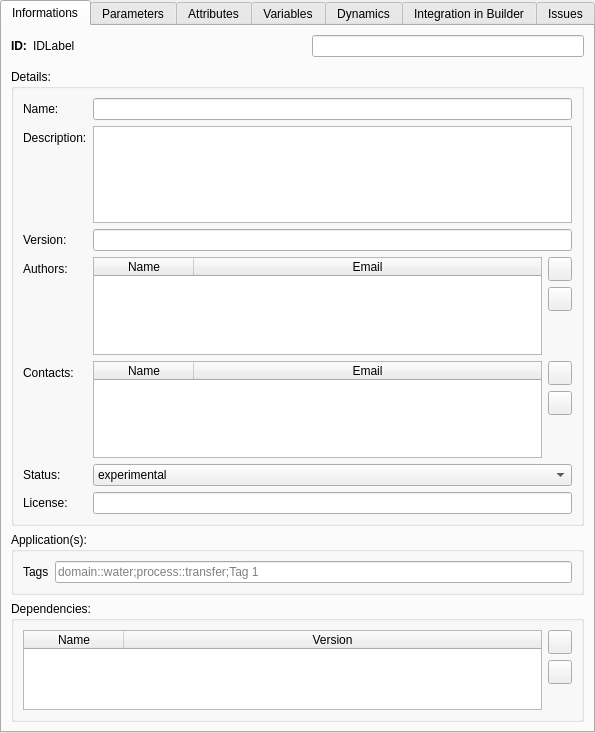
OpenFLUID/openfluid, file src/openfluid/ui/common/SignatureEditorWidget.ui: the form before one commit.
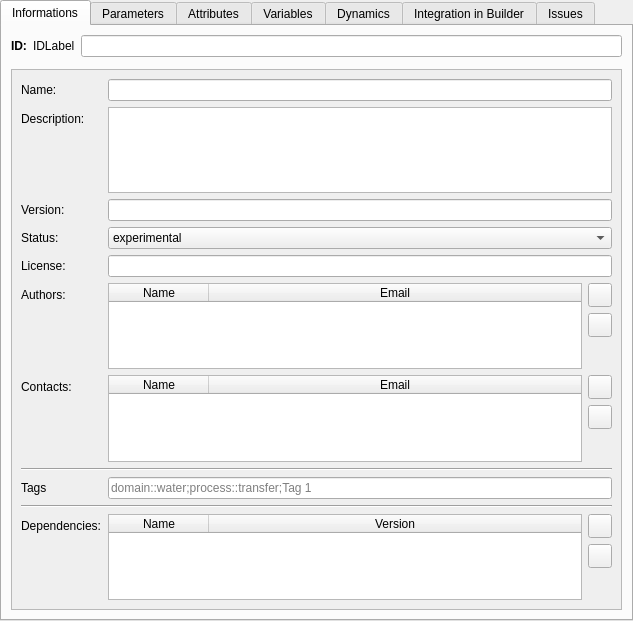
The form after the commit. Custom widgets are drawn as their Qt base class.

Commit message: Ware signature UI improvements

```diff
--- a/src/openfluid/ui/common/SignatureEditorWidget.ui
+++ b/src/openfluid/ui/common/SignatureEditorWidget.ui
@@ -6,8 +6,8 @@
    <rect>
     <x>0</x>
     <y>0</y>
-    <width>595</width>
-    <height>733</height>
+    <width>633</width>
+    <height>621</height>
    </rect>
   </property>
   <property name="windowTitle">
@@ -25,7 +25,7 @@
      <number>6</number>
     </property>
     <item>
-     <layout class="QHBoxLayout" name="horizontalLayout_7" stretch="0,1,1">
+     <layout class="QHBoxLayout" name="horizontalLayout_7" stretch="0,0,1,0">
       <item>
        <widget class="QLabel" name="label">
         <property name="font">
@@ -49,6 +49,19 @@
       <item>
        <widget class="QLineEdit" name="IDEdit"/>
       </item>
+      <item>
+       <spacer name="horizontalSpacer_3">
+        <property name="orientation">
+         <enum>Qt::Horizontal</enum>
+        </property>
+        <property name="sizeHint" stdset="0">
+         <size>
+          <width>0</width>
+          <height>20</height>
+         </size>
+        </property>
+       </spacer>
+      </item>
      </layout>
     </item>
     <item>
@@ -68,49 +81,97 @@
      </spacer>
     </item>
     <item>
-     <widget class="QGroupBox" name="groupBox_2">
-      <property name="title">
-       <string>Details:</string>
+     <widget class="QScrollArea" name="scrollArea">
+      <property name="widgetResizable">
+       <bool>true</bool>
       </property>
-      <layout class="QFormLayout" name="formLayout">
-       <item row="1" column="0">
+      <widget class="QWidget" name="scrollAreaWidgetContents">
+       <property name="geometry">
+        <rect>
+         <x>0</x>
+         <y>0</y>
+         <width>595</width>
+         <height>537</height>
+        </rect>
+       </property>
+       <layout class="QFormLayout" name="formLayout_2">
+        <item row="0" column="0">
         <widget class="QLabel" name="label_2">
          <property name="text">
           <string>Name:</string>
          </property>
         </widget>
        </item>
-       <item row="1" column="1">
+        <item row="0" column="1">
         <widget class="QLineEdit" name="NameEdit"/>
        </item>
-       <item row="5" column="0">
+        <item row="1" column="0">
         <widget class="QLabel" name="label_5">
          <property name="text">
           <string>Description:</string>
          </property>
         </widget>
        </item>
-       <item row="5" column="1">
+        <item row="1" column="1">
         <widget class="QTextEdit" name="DescriptionEdit"/>
        </item>
-       <item row="9" column="0">
+        <item row="2" column="0">
         <widget class="QLabel" name="label_3">
          <property name="text">
           <string>Version:</string>
          </property>
         </widget>
        </item>
-       <item row="9" column="1">
+        <item row="2" column="1">
         <widget class="QLineEdit" name="VersionEdit"/>
        </item>
-       <item row="11" column="0">
+        <item row="3" column="0">
+         <widget class="QLabel" name="label_4">
+          <property name="text">
+           <string>Status:</string>
+          </property>
+         </widget>
+        </item>
+        <item row="3" column="1">
+         <widget class="openfluid::ui::common::FocusWheelComboBox" name="StatusComboBox">
+          <property name="focusPolicy">
+           <enum>Qt::TabFocus</enum>
+          </property>
+          <item>
+           <property name="text">
+            <string>experimental</string>
+           </property>
+          </item>
+          <item>
+           <property name="text">
+            <string>beta</string>
+           </property>
+          </item>
+          <item>
+           <property name="text">
+            <string>stable</string>
+           </property>
+          </item>
+         </widget>
+        </item>
+        <item row="4" column="0">
+         <widget class="QLabel" name="label_8">
+          <property name="text">
+           <string>License:</string>
+          </property>
+         </widget>
+        </item>
+        <item row="4" column="1">
+         <widget class="QLineEdit" name="LicenseEdit"/>
+        </item>
+        <item row="5" column="0">
         <widget class="QLabel" name="label_6">
          <property name="text">
           <string>Authors:</string>
          </property>
         </widget>
        </item>
-       <item row="11" column="1">
+        <item row="5" column="1">
         <layout class="QHBoxLayout" name="horizontalLayout_2">
          <item>
           <widget class="QTableWidget" name="AuthorsTableWidget">
@@ -210,14 +271,14 @@
          </item>
         </layout>
        </item>
-       <item row="15" column="0">
+        <item row="6" column="0">
         <widget class="QLabel" name="label_9">
          <property name="text">
           <string>Contacts:</string>
          </property>
         </widget>
        </item>
-       <item row="15" column="1">
+        <item row="6" column="1">
         <layout class="QHBoxLayout" name="horizontalLayout_8">
          <item>
           <widget class="QTableWidget" name="ContactsTableWidget">
@@ -317,78 +378,42 @@
          </item>
         </layout>
        </item>
-       <item row="16" column="0">
-        <widget class="QLabel" name="label_4">
-         <property name="text">
-          <string>Status:</string>
+        <item row="9" column="0" colspan="2">
+         <widget class="Line" name="line">
+          <property name="orientation">
+           <enum>Qt::Horizontal</enum>
          </property>
         </widget>
        </item>
-       <item row="16" column="1">
-        <widget class="QComboBox" name="StatusComboBox">
-         <item>
-          <property name="text">
-           <string>experimental</string>
-          </property>
-         </item>
-         <item>
-          <property name="text">
-           <string>beta</string>
-          </property>
-         </item>
-         <item>
-          <property name="text">
-           <string>stable</string>
-          </property>
-         </item>
-        </widget>
-       </item>
-       <item row="18" column="0">
-        <widget class="QLabel" name="label_8">
-         <property name="text">
-          <string>License:</string>
-         </property>
-        </widget>
-       </item>
-       <item row="18" column="1">
-        <widget class="QLineEdit" name="LicenseEdit"/>
-       </item>
-      </layout>
-     </widget>
-    </item>
-    <item>
-     <widget class="QGroupBox" name="groupBox">
-      <property name="title">
-       <string>Application(s):</string>
-      </property>
-      <layout class="QFormLayout" name="formLayout_3">
-       <property name="fieldGrowthPolicy">
-        <enum>QFormLayout::ExpandingFieldsGrow</enum>
-       </property>
-       <item row="0" column="0">
+        <item row="10" column="0">
         <widget class="QLabel" name="label_7">
          <property name="text">
           <string>Tags</string>
          </property>
         </widget>
        </item>
-       <item row="0" column="1">
+        <item row="10" column="1">
         <widget class="QLineEdit" name="TagsEdit">
          <property name="placeholderText">
           <string>domain::water;process::transfer;Tag 1</string>
          </property>
         </widget>
        </item>
-      </layout>
-     </widget>
-    </item>
-    <item>
-     <widget class="QGroupBox" name="groupBox_4">
-      <property name="title">
+        <item row="11" column="0" colspan="2">
+         <widget class="Line" name="line_2">
+          <property name="orientation">
+           <enum>Qt::Horizontal</enum>
+          </property>
+         </widget>
+        </item>
+        <item row="12" column="0">
+         <widget class="QLabel" name="label_13">
+          <property name="text">
        <string>Dependencies:</string>
       </property>
-      <layout class="QGridLayout" name="gridLayout">
-       <item row="0" column="0">
+         </widget>
+        </item>
+        <item row="12" column="1">
         <layout class="QHBoxLayout" name="horizontalLayout_9">
          <item>
           <widget class="QTableWidget" name="DependenciesTableWidget">
@@ -490,6 +515,7 @@
        </item>
       </layout>
      </widget>
+     </widget>
     </item>
    </layout>
   </widget>
@@ -764,6 +790,11 @@
    <header location="global">openfluid/ui/common/WareIssuesManagerWidget.hpp</header>
    <container>1</container>
   </customwidget>
+  <customwidget>
+   <class>openfluid::ui::common::FocusWheelComboBox</class>
+   <extends>QComboBox</extends>
+   <header location="global">openfluid/ui/common/FocusWheelComboBox.hpp</header>
+  </customwidget>
  </customwidgets>
  <resources/>
  <connections/>
```
Lines whose indentation alone changed are shown as unchanged. The commit also changes 6 other files.
